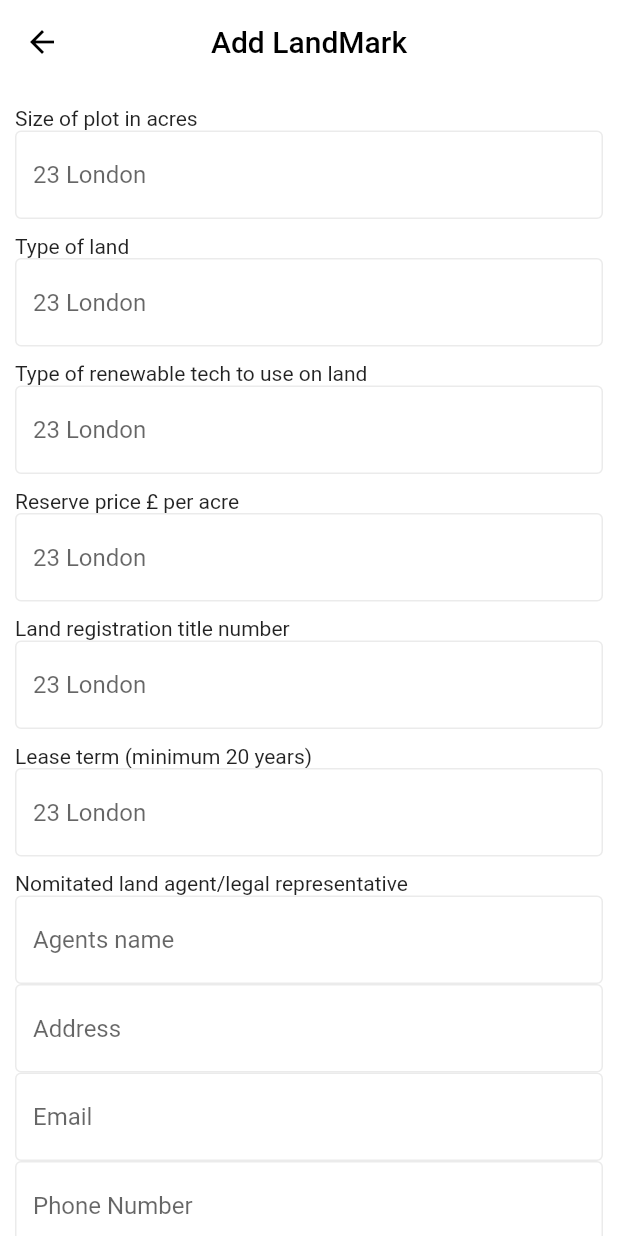
After one commit to fwdAndroid/landmatch, a Flutter app: the AddLand screen opened directly, on a phone screen of 412 x 824 dp. The commit adds this screen. Run offline on Flutter 3.47's test engine with Material 2 defaults, Android fonts, the phone set to English and light mode, and no system bars.

Commit message:
Land Mark Done

```diff
--- /dev/null
+++ b/lib/mainscreen/land/add_land.dart
@@ -0,0 +1,284 @@
+import 'package:flutter/material.dart';
+import 'package:flutter/src/widgets/framework.dart';
+import 'package:flutter/src/widgets/placeholder.dart';
+import 'package:landmatch/mainscreen/main_screen.dart';
+
+class AddLand extends StatefulWidget {
+  const AddLand({super.key});
+
+  @override
+  State<AddLand> createState() => _AddLandState();
+}
+
+class _AddLandState extends State<AddLand> {
+  @override
+  Widget build(BuildContext context) {
+    return Scaffold(
+      backgroundColor: Colors.white,
+      appBar: AppBar(
+        centerTitle: true,
+        title: Text(
+          "Add LandMark",
+          style: TextStyle(color: Colors.black),
+        ),
+        iconTheme: IconThemeData(color: Colors.black),
+        elevation: 0,
+        automaticallyImplyLeading: true,
+        backgroundColor: Colors.white,
+      ),
+      body: SingleChildScrollView(
+        child: Column(
+          crossAxisAlignment: CrossAxisAlignment.start,
+          children: [
+            Container(
+                margin: EdgeInsets.only(left: 10, right: 10, top: 15),
+                child: Text(
+                  "Size of plot in acres",
+                )),
+            Container(
+                margin: EdgeInsets.only(left: 10, right: 10),
+                child: TextField(
+                  decoration: InputDecoration(
+                    hintText: "23 London",
+                    enabledBorder: OutlineInputBorder(
+                      borderSide: BorderSide(
+                          width: 1, color: Color(0xffEBEBEB)), //<-- SEE HERE
+                    ),
+                    disabledBorder: OutlineInputBorder(
+                      borderSide: BorderSide(
+                          width: 1, color: Color(0xffEBEBEB)), //<-- SEE HERE
+                    ),
+                    focusedBorder: OutlineInputBorder(
+                      borderSide:
+                          BorderSide(width: 1, color: Color(0xffEBEBEB)),
+                    ),
+                  ),
+                )),
+            Container(
+                margin: EdgeInsets.only(left: 10, right: 10, top: 10),
+                child: Text(
+                  "Type of land",
+                )),
+            Container(
+                margin: EdgeInsets.only(left: 10, right: 10),
+                child: TextField(
+                  decoration: InputDecoration(
+                    hintText: "23 London",
+                    enabledBorder: OutlineInputBorder(
+                      borderSide: BorderSide(
+                          width: 1, color: Color(0xffEBEBEB)), //<-- SEE HERE
+                    ),
+                    disabledBorder: OutlineInputBorder(
+                      borderSide: BorderSide(
+                          width: 1, color: Color(0xffEBEBEB)), //<-- SEE HERE
+                    ),
+                    focusedBorder: OutlineInputBorder(
+                      borderSide:
+                          BorderSide(width: 1, color: Color(0xffEBEBEB)),
+                    ),
+                  ),
+                )),
+            Container(
+                margin: EdgeInsets.only(left: 10, right: 10, top: 10),
+                child: Text(
+                  "Type of renewable tech to use on land",
+                )),
+            Container(
+                margin: EdgeInsets.only(left: 10, right: 10),
+                child: TextField(
+                  decoration: InputDecoration(
+                    hintText: "23 London",
+                    enabledBorder: OutlineInputBorder(
+                      borderSide: BorderSide(
+                          width: 1, color: Color(0xffEBEBEB)), //<-- SEE HERE
+                    ),
+                    disabledBorder: OutlineInputBorder(
+                      borderSide: BorderSide(
+                          width: 1, color: Color(0xffEBEBEB)), //<-- SEE HERE
+                    ),
+                    focusedBorder: OutlineInputBorder(
+                      borderSide:
+                          BorderSide(width: 1, color: Color(0xffEBEBEB)),
+                    ),
+                  ),
+                )),
+            Container(
+                margin: EdgeInsets.only(left: 10, right: 10, top: 10),
+                child: Text(
+                  "Reserve price £ per acre",
+                )),
+            Container(
+                margin: EdgeInsets.only(left: 10, right: 10),
+                child: TextField(
+                  decoration: InputDecoration(
+                    hintText: "23 London",
+                    enabledBorder: OutlineInputBorder(
+                      borderSide: BorderSide(
+                          width: 1, color: Color(0xffEBEBEB)), //<-- SEE HERE
+                    ),
+                    disabledBorder: OutlineInputBorder(
+                      borderSide: BorderSide(
+                          width: 1, color: Color(0xffEBEBEB)), //<-- SEE HERE
+                    ),
+                    focusedBorder: OutlineInputBorder(
+                      borderSide:
+                          BorderSide(width: 1, color: Color(0xffEBEBEB)),
+                    ),
+                  ),
+                )),
+            Container(
+                margin: EdgeInsets.only(left: 10, right: 10, top: 10),
+                child: Text(
+                  "Land registration title number",
+                )),
+            Container(
+                margin: EdgeInsets.only(left: 10, right: 10),
+                child: TextField(
+                  decoration: InputDecoration(
+                    hintText: "23 London",
+                    enabledBorder: OutlineInputBorder(
+                      borderSide: BorderSide(
+                          width: 1, color: Color(0xffEBEBEB)), //<-- SEE HERE
+                    ),
+                    disabledBorder: OutlineInputBorder(
+                      borderSide: BorderSide(
+                          width: 1, color: Color(0xffEBEBEB)), //<-- SEE HERE
+                    ),
+                    focusedBorder: OutlineInputBorder(
+                      borderSide:
+                          BorderSide(width: 1, color: Color(0xffEBEBEB)),
+                    ),
+                  ),
+                )),
+            Container(
+                margin: EdgeInsets.only(left: 10, right: 10, top: 10),
+                child: Text(
+                  "Lease term (minimum 20 years)",
+                )),
+            Container(
+                margin: EdgeInsets.only(left: 10, right: 10),
+                child: TextField(
+                  decoration: InputDecoration(
+                    hintText: "23 London",
+                    enabledBorder: OutlineInputBorder(
+                      borderSide: BorderSide(
+                          width: 1, color: Color(0xffEBEBEB)), //<-- SEE HERE
+                    ),
+                    disabledBorder: OutlineInputBorder(
+                      borderSide: BorderSide(
+                          width: 1, color: Color(0xffEBEBEB)), //<-- SEE HERE
+                    ),
+                    focusedBorder: OutlineInputBorder(
+                      borderSide:
+                          BorderSide(width: 1, color: Color(0xffEBEBEB)),
+                    ),
+                  ),
+                )),
+            Container(
+                margin: EdgeInsets.only(left: 10, right: 10, top: 10),
+                child: Text(
+                  "Nomitated land agent/legal representative",
+                )),
+            Container(
+                margin: EdgeInsets.only(left: 10, right: 10),
+                child: TextField(
+                  decoration: InputDecoration(
+                    hintText: "Agents name",
+                    enabledBorder: OutlineInputBorder(
+                      borderSide: BorderSide(
+                          width: 1, color: Color(0xffEBEBEB)), //<-- SEE HERE
+                    ),
+                    disabledBorder: OutlineInputBorder(
+                      borderSide: BorderSide(
+                          width: 1, color: Color(0xffEBEBEB)), //<-- SEE HERE
+                    ),
+                    focusedBorder: OutlineInputBorder(
+                      borderSide:
+                          BorderSide(width: 1, color: Color(0xffEBEBEB)),
+                    ),
+                  ),
+                )),
+            Container(
+                margin: EdgeInsets.only(left: 10, right: 10),
+                child: TextField(
+                  decoration: InputDecoration(
+                    hintText: "Address",
+                    enabledBorder: OutlineInputBorder(
+                      borderSide: BorderSide(
+                          width: 1, color: Color(0xffEBEBEB)), //<-- SEE HERE
+                    ),
+                    disabledBorder: OutlineInputBorder(
+                      borderSide: BorderSide(
+                          width: 1, color: Color(0xffEBEBEB)), //<-- SEE HERE
+                    ),
+                    focusedBorder: OutlineInputBorder(
+                      borderSide:
+                          BorderSide(width: 1, color: Color(0xffEBEBEB)),
+                    ),
+                  ),
+                )),
+            Container(
+                margin: EdgeInsets.only(left: 10, right: 10),
+                child: TextField(
+                  decoration: InputDecoration(
+                    hintText: "Email",
+                    enabledBorder: OutlineInputBorder(
+                      borderSide: BorderSide(
+                          width: 1, color: Color(0xffEBEBEB)), //<-- SEE HERE
+                    ),
+                    disabledBorder: OutlineInputBorder(
+                      borderSide: BorderSide(
+                          width: 1, color: Color(0xffEBEBEB)), //<-- SEE HERE
+                    ),
+                    focusedBorder: OutlineInputBorder(
+                      borderSide:
+                          BorderSide(width: 1, color: Color(0xffEBEBEB)),
+                    ),
+                  ),
+                )),
+            Container(
+                margin: EdgeInsets.only(left: 10, right: 10),
+                child: TextField(
+                  decoration: InputDecoration(
+                    hintText: "Phone Number",
+                    enabledBorder: OutlineInputBorder(
+                      borderSide: BorderSide(
+                          width: 1, color: Color(0xffEBEBEB)), //<-- SEE HERE
+                    ),
+                    disabledBorder: OutlineInputBorder(
+                      borderSide: BorderSide(
+                          width: 1, color: Color(0xffEBEBEB)), //<-- SEE HERE
+                    ),
+                    focusedBorder: OutlineInputBorder(
+                      borderSide:
+                          BorderSide(width: 1, color: Color(0xffEBEBEB)),
+                    ),
+                  ),
+                )),
+            Container(
+              margin: EdgeInsets.only(top: 20, bottom: 20),
+              child: Center(
+                child: ElevatedButton(
+                  style: ElevatedButton.styleFrom(
+                    fixedSize: Size(336, 45),
+                    backgroundColor: Color(0xff56AE6F),
+                  ),
+                  onPressed: () {
+                    Navigator.push(context,
+                        MaterialPageRoute(builder: (builder) => MainScreen()));
+                  },
+                  child: Text(
+                    "Confrim",
+                    style: TextStyle(
+                      fontWeight: FontWeight.bold,
+                    ),
+                  ),
+                ),
+              ),
+            ),
+          ],
+        ),
+      ),
+    );
+  }
+}
--- a/lib/mainscreen/main_screen.dart
+++ b/lib/mainscreen/main_screen.dart
@@ -1,6 +1,7 @@
 import 'package:flutter/material.dart';
 import 'package:flutter/src/widgets/framework.dart';
 import 'package:flutter/src/widgets/placeholder.dart';
+import 'package:landmatch/mainscreen/land/add_land.dart';
 
 import '../widgets/my_drawer.dart';
 
@@ -15,6 +16,17 @@ class _MainScreenState extends State<MainScreen> {
   @override
   Widget build(BuildContext context) {
     return Scaffold(
+      floatingActionButton: FloatingActionButton(
+        onPressed: () {
+          Navigator.push(
+              context, MaterialPageRoute(builder: (builder) => AddLand()));
+        },
+        backgroundColor: Colors.green,
+        child: Icon(
+          Icons.add,
+          color: Colors.white,
+        ),
+      ),
       backgroundColor: Colors.white,
       appBar: AppBar(
         title: TextField(
```
